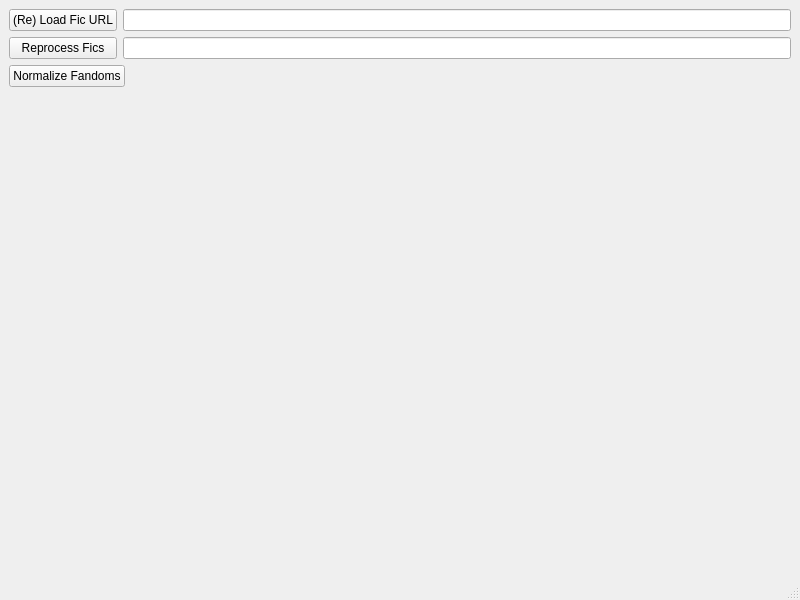
Above: UI/servitorwindow.ui from Zeks/flipper before the change. Below: the same form after it.
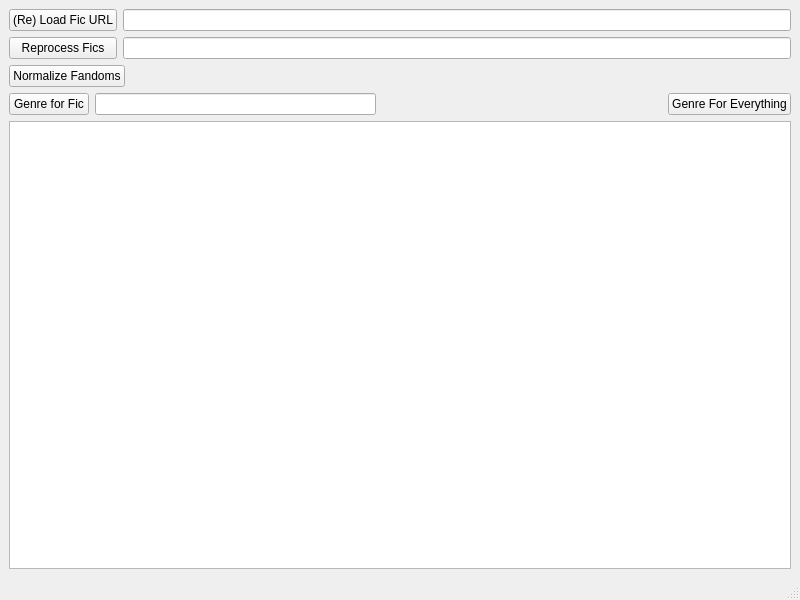
That is the form after the change.

```diff
--- a/UI/servitorwindow.ui
+++ b/UI/servitorwindow.ui
@@ -15,6 +15,9 @@
   </property>
   <widget class="QWidget" name="centralwidget">
    <layout class="QGridLayout" name="gridLayout_2">
+    <item row="3" column="0">
+     <widget class="QTextEdit" name="edtLog"/>
+    </item>
     <item row="0" column="0">
      <layout class="QGridLayout" name="gridLayout">
       <item row="0" column="0">
@@ -64,17 +67,58 @@
      </layout>
     </item>
     <item row="2" column="0">
-     <spacer name="verticalSpacer">
-      <property name="orientation">
-       <enum>Qt::Vertical</enum>
-      </property>
-      <property name="sizeHint" stdset="0">
+     <widget class="QWidget" name="widget" native="true">
+      <property name="minimumSize">
        <size>
-        <width>20</width>
-        <height>447</height>
+        <width>0</width>
+        <height>0</height>
        </size>
       </property>
-     </spacer>
+      <layout class="QHBoxLayout" name="horizontalLayout_2">
+       <property name="leftMargin">
+        <number>0</number>
+       </property>
+       <property name="topMargin">
+        <number>0</number>
+       </property>
+       <property name="rightMargin">
+        <number>0</number>
+       </property>
+       <property name="bottomMargin">
+        <number>0</number>
+       </property>
+       <item>
+        <widget class="QPushButton" name="pbGetGenresForFic">
+         <property name="text">
+          <string>Genre for Fic</string>
+         </property>
+        </widget>
+       </item>
+       <item>
+        <widget class="QLineEdit" name="leFicIdForGenre"/>
+       </item>
+       <item>
+        <spacer name="horizontalSpacer_2">
+         <property name="orientation">
+          <enum>Qt::Horizontal</enum>
+         </property>
+         <property name="sizeHint" stdset="0">
+          <size>
+           <width>286</width>
+           <height>20</height>
+          </size>
+         </property>
+        </spacer>
+       </item>
+       <item>
+        <widget class="QPushButton" name="pbGetGenresForEverything">
+         <property name="text">
+          <string>Genre For Everything</string>
+         </property>
+        </widget>
+       </item>
+      </layout>
+     </widget>
     </item>
    </layout>
   </widget>
```
